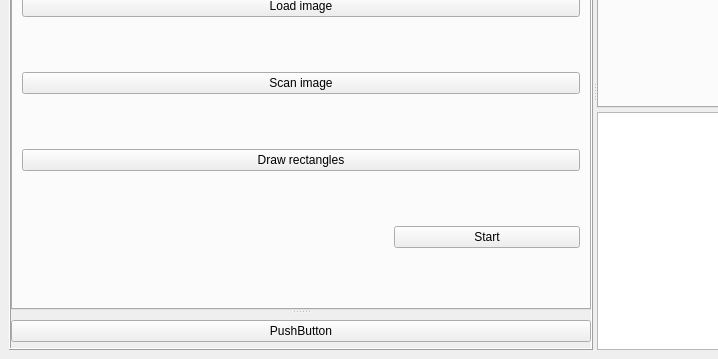
Before: the Qt Designer form Forms/mainwindow.ui in mathiasgredal/Projekt-2, drawn with Qt 5; both pictures show x 0 to 718 and y 177 to 536 of the 901 by 536 pixel window.
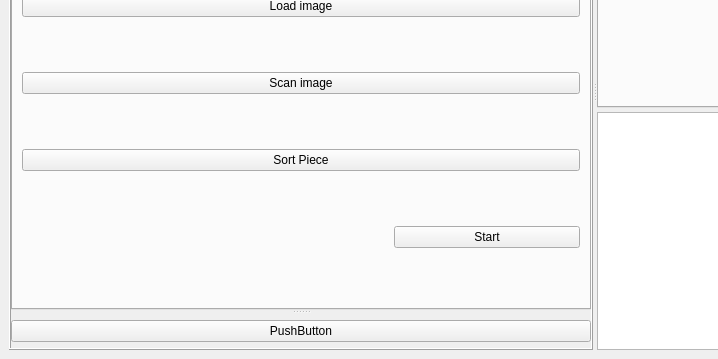
After: the same form once the commit is applied. Custom widgets are drawn as their Qt base class.

```diff
--- a/Forms/mainwindow.ui
+++ b/Forms/mainwindow.ui
@@ -108,7 +108,7 @@
           <item>
            <widget class="QPushButton" name="draw_rectangles">
             <property name="text">
-             <string>Draw rectangles</string>
+             <string>Sort Piece</string>
             </property>
            </widget>
           </item>
```
